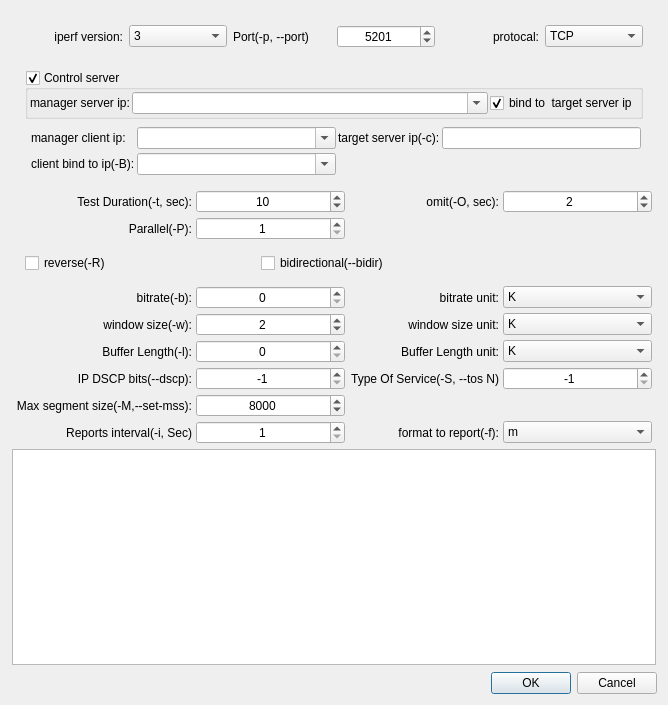
Before: the Qt Designer form qiperfc/src/dlgiperf.ui in coolshou/qiperf, drawn with Qt 5.
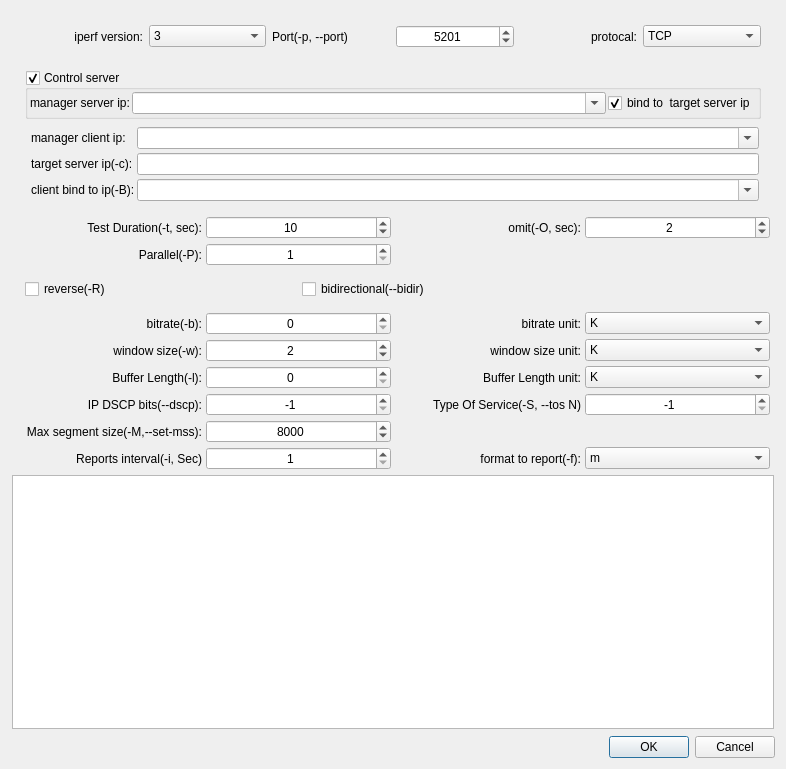
After: the same form once the commit is applied. Icons and pictures are not drawn.

```diff
--- a/qiperfc/src/dlgiperf.ui
+++ b/qiperfc/src/dlgiperf.ui
@@ -9,8 +9,8 @@
    <rect>
     <x>0</x>
     <y>0</y>
-    <width>668</width>
-    <height>705</height>
+    <width>786</width>
+    <height>769</height>
    </rect>
   </property>
   <property name="windowTitle">
@@ -386,35 +386,25 @@
             </item>
             <item>
              <widget class="QWidget" name="widget_2" native="true">
-              <layout class="QGridLayout" name="gridLayout" columnstretch="0,1,0,1">
-               <property name="leftMargin">
-                <number>6</number>
-               </property>
-               <property name="topMargin">
-                <number>2</number>
-               </property>
-               <property name="rightMargin">
-                <number>2</number>
-               </property>
-               <property name="bottomMargin">
-                <number>2</number>
-               </property>
+              <layout class="QFormLayout" name="formLayout">
                <property name="horizontalSpacing">
                 <number>2</number>
                </property>
                <property name="verticalSpacing">
                 <number>4</number>
                </property>
-               <item row="0" column="3">
-                <widget class="QLineEdit" name="le_target_ip"/>
-               </item>
-               <item row="0" column="2">
-                <widget class="QLabel" name="label_31">
-                 <property name="text">
-                  <string>target server ip(-c):</string>
-                 </property>
-                </widget>
-               </item>
+               <property name="leftMargin">
+                <number>6</number>
+               </property>
+               <property name="topMargin">
+                <number>2</number>
+               </property>
+               <property name="rightMargin">
+                <number>2</number>
+               </property>
+               <property name="bottomMargin">
+                <number>2</number>
+               </property>
                <item row="0" column="0">
                 <widget class="QLabel" name="label_24">
                  <property name="text">
@@ -441,14 +431,17 @@
                  </property>
                 </widget>
                </item>
-               <item row="1" column="0">
+               <item row="2" column="1">
+                <widget class="QLineEdit" name="le_target_ip"/>
+               </item>
+               <item row="3" column="0">
                 <widget class="QLabel" name="label_32">
                  <property name="text">
                   <string>client bind to ip(-B):</string>
                  </property>
                 </widget>
                </item>
-               <item row="1" column="1">
+               <item row="3" column="1">
                 <widget class="QComboBox" name="cb_client_bind_ip">
                  <property name="minimumSize">
                   <size>
@@ -461,6 +454,13 @@
                  </property>
                 </widget>
                </item>
+               <item row="2" column="0">
+                <widget class="QLabel" name="label_31">
+                 <property name="text">
+                  <string>target server ip(-c):</string>
+                 </property>
+                </widget>
+               </item>
               </layout>
              </widget>
             </item>
@@ -584,7 +584,7 @@
          <item row="6" column="3">
           <widget class="QComboBox" name="cb_unit_bitrate">
            <property name="currentText">
-            <string>M</string>
+            <string>K</string>
            </property>
            <item>
             <property name="text">
@@ -626,7 +626,7 @@
          <item row="7" column="3">
           <widget class="QComboBox" name="cb_unit_windowsize">
            <property name="currentText">
-            <string>M</string>
+            <string>K</string>
            </property>
            <item>
             <property name="text">
```
